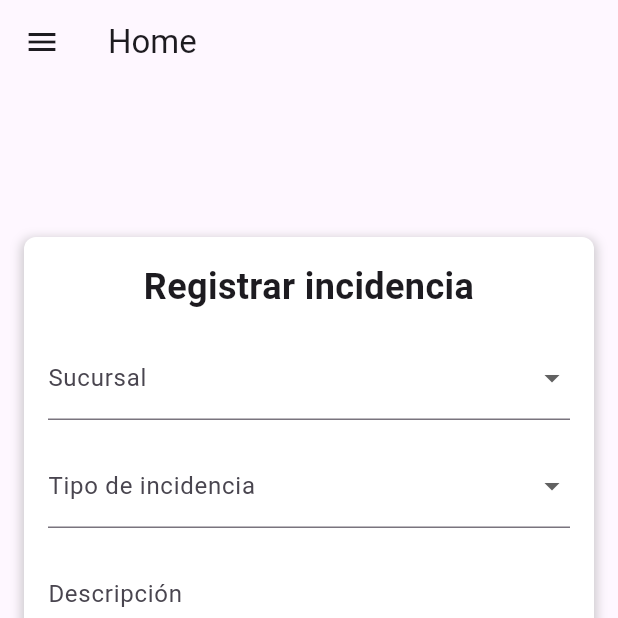
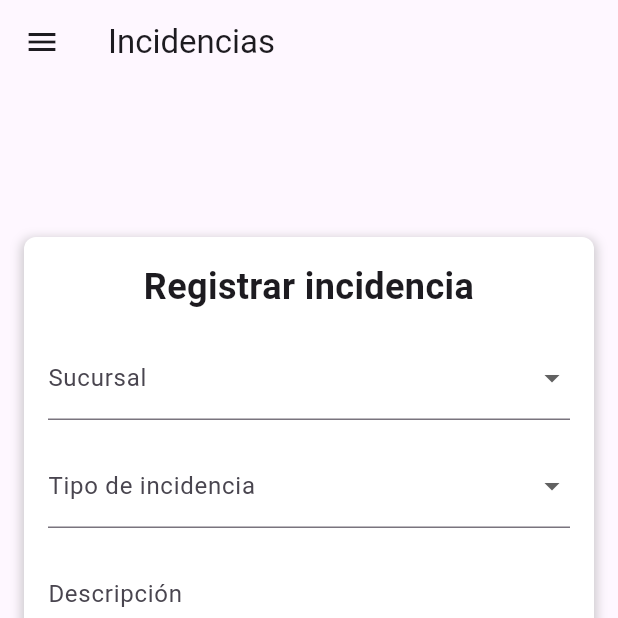
Before and after one commit to kamaya1498/GestionIncidenciasApp, a Flutter app: the CrearIncidenciaScreen screen opened directly, on a phone screen of 412 x 824 dp, the top half of it. Run offline on Flutter 3.47's test engine with Material 3 defaults, Android fonts, the phone set to English and light mode, and no system bars.

Commit message:
version2 registro

```diff
--- a/lib/crear_incidencia.dart
+++ b/lib/crear_incidencia.dart
@@ -18,7 +18,7 @@ class _RegistroIncidenciasState extends State<CrearIncidenciaScreen> {
   Widget build(BuildContext context) {
     return Scaffold(
       appBar: AppBar(
-        title: Text('Home'),
+        title: Text('Incidencias'),
         leading: Builder(
           builder: (BuildContext context) {
             return IconButton(
```
